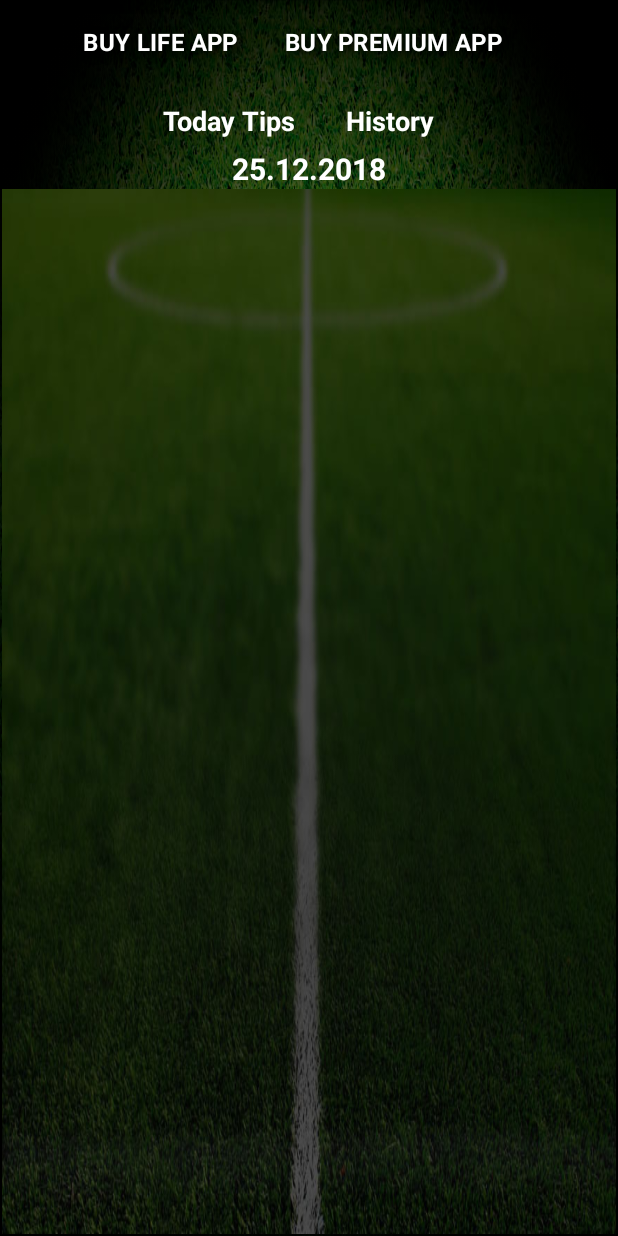
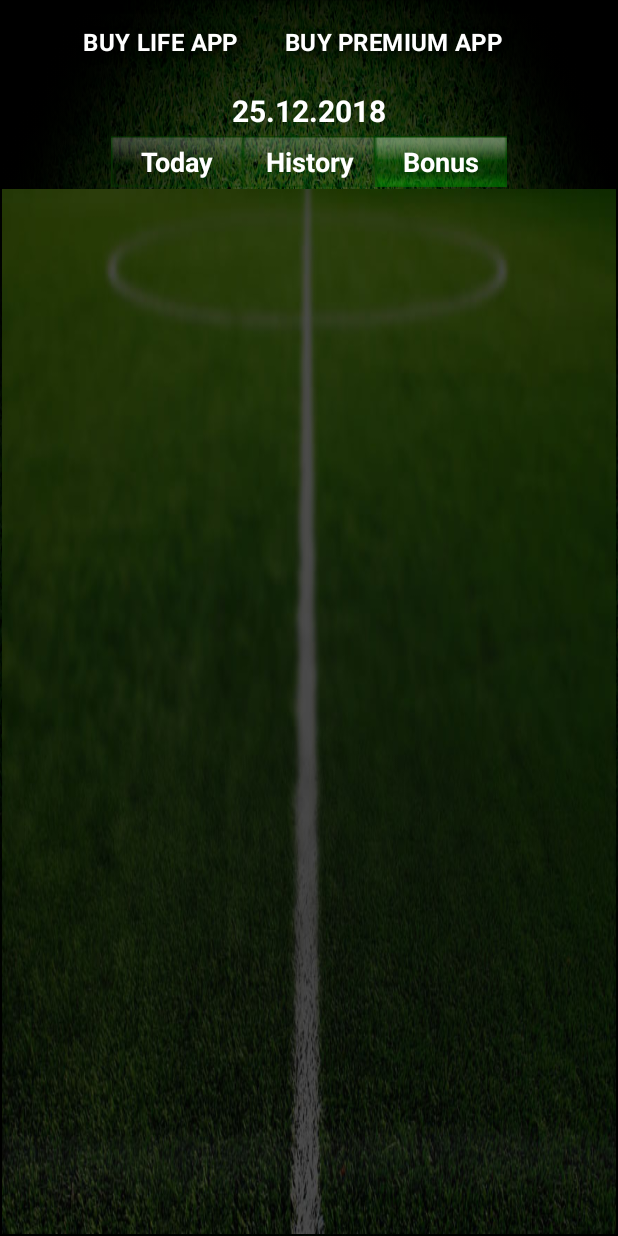
Before and after one commit to Serg722/BetUp, an Android app: the TodayTips screen opened directly, with no data from a screen before it, after a tap on "Bonus", on a phone screen of 412 x 824 dp. Run offline under Robolectric (Android 15) with nearby library versions, the phone set to English and light mode, and no system bars; our stand-ins replace Firebase (no records; nobody signed in at launch, a user with empty details on screens opened directly); 4 statements that could not run were skipped.

Commit message:
firstCommit3_2

```diff
--- a/app/src/main/java/com/hfad/betup/TodayTips.java
+++ b/app/src/main/java/com/hfad/betup/TodayTips.java
@@ -52,7 +52,7 @@ public class TodayTips extends Activity implements View.OnClickListener {
         Animation animTest = AnimationUtils.loadAnimation(this, R.anim.test);
         test.startAnimation(animTest);
 
-        history = (Button) findViewById(R.id.todayTips);
+        history = (Button) findViewById(R.id.history);
         history.setOnClickListener(this);
         bonus = (Button) findViewById(R.id.bonus);
         bonus.setOnClickListener(this);
@@ -88,7 +88,7 @@ public class TodayTips extends Activity implements View.OnClickListener {
     @Override
     public void onClick(View v) {
         switch (v.getId()) {
-            case R.id.todayTips:
+            case R.id.history:
                 Intent intent = new Intent(this, History.class);
                 startActivity(intent);
                 break;
--- a/app/src/main/res/layout/tips_bonus.xml
+++ b/app/src/main/res/layout/tips_bonus.xml
@@ -56,7 +56,19 @@
             android:textColor="@android:color/white"
             android:textSize="18sp"
             android:textStyle="bold" />
+
     </LinearLayout>
+
+    <TextView
+        android:id="@+id/carrent_date"
+        android:layout_width="wrap_content"
+        android:layout_height="wrap_content"
+        android:layout_gravity="center"
+        android:text="01.01.2018"
+        android:textColor="@android:color/white"
+        android:textSize="20sp"
+        android:textStyle="bold"
+        tools:layout_editor_absoluteX="252dp" />
 
     <android.support.constraint.ConstraintLayout
         android:layout_width="wrap_content"
@@ -68,53 +80,56 @@
         tools:background="@android:color/transparent">
 
         <Button
-            android:id="@+id/todayTipsBonus"
+            android:id="@+id/todayTips"
             style="@style/Widget.AppCompat.Button"
             android:layout_width="wrap_content"
             android:layout_height="34sp"
-            android:layout_marginStart="18dp"
             android:layout_marginTop="2dp"
-            android:background="@android:color/transparent"
-            android:text="@string/today_tips_bonus"
+            android:background="@drawable/button"
+            android:text="@string/today_tips"
+            android:textAppearance="@style/TextAppearance.AppCompat"
+            android:textColor="@android:color/white"
+            android:textSize="18sp"
+            android:textStyle="bold"
+            app:layout_constraintStart_toStartOf="parent"
+            app:layout_constraintTop_toTopOf="parent" />
+
+        <Button
+            android:id="@+id/history"
+            style="@style/Widget.AppCompat.Button"
+            android:layout_width="wrap_content"
+            android:layout_height="34sp"
+            android:layout_marginTop="2dp"
+            android:background="@drawable/button"
+            android:text="@string/history"
             android:textAppearance="@style/TextAppearance.AppCompat"
             android:textColor="@android:color/white"
             android:textSize="18sp"
             android:textStyle="bold"
             app:layout_constraintBottom_toBottomOf="parent"
+            app:layout_constraintStart_toEndOf="@+id/todayTips"
             app:layout_constraintTop_toTopOf="parent"
             app:layout_constraintVertical_bias="0.0"
             tools:textSize="18sp" />
 
         <Button
-            android:id="@+id/historyBonus"
+            android:id="@+id/bonus"
             style="@style/Widget.AppCompat.Button"
             android:layout_width="wrap_content"
             android:layout_height="34sp"
-            android:layout_marginStart="18dp"
             android:layout_marginTop="2dp"
-            android:background="@android:color/transparent"
-            android:text="@string/history_bonus"
+            android:background="@drawable/activebutton"
+            android:text="@string/bonus"
             android:textAppearance="@style/TextAppearance.AppCompat"
             android:textColor="@android:color/white"
             android:textSize="18sp"
             android:textStyle="bold"
             app:layout_constraintBottom_toBottomOf="parent"
-            app:layout_constraintStart_toEndOf="@+id/todayTipsBonus"
+            app:layout_constraintStart_toEndOf="@+id/history"
             app:layout_constraintTop_toTopOf="parent"
-            app:layout_constraintVertical_bias="0.0"
-            tools:textSize="18sp" />
+            app:layout_constraintVertical_bias="0.0" />
 
     </android.support.constraint.ConstraintLayout>
-
-    <TextView
-        android:id="@+id/carrent_date"
-        android:layout_width="wrap_content"
-        android:layout_height="wrap_content"
-        android:layout_gravity="center"
-        android:text="01.01.2018"
-        android:textColor="@android:color/white"
-        android:textSize="20sp"
-        android:textStyle="bold" />
 
     <RelativeLayout xmlns:android="http://schemas.android.com/apk/res/android"
         xmlns:app="http://schemas.android.com/apk/res-auto"
--- a/app/src/main/res/layout/tips_today.xml
+++ b/app/src/main/res/layout/tips_today.xml
@@ -11,7 +11,7 @@
 
     <LinearLayout
         android:id="@+id/test_anim"
-        android:layout_width="match_parent"
+        android:layout_width="wrap_content"
         android:layout_height="wrap_content"
         android:layout_gravity="center"
 
@@ -102,7 +102,7 @@
             android:layout_height="34sp"
             android:layout_marginTop="2dp"
             android:background="@drawable/button"
-            android:text="@string/history_bonus"
+            android:text="@string/history"
             android:textAppearance="@style/TextAppearance.AppCompat"
             android:textColor="@android:color/white"
             android:textSize="18sp"
```
Also changed, not shown: app/src/main/res/layout/history.xml (+21 -5 lines).
